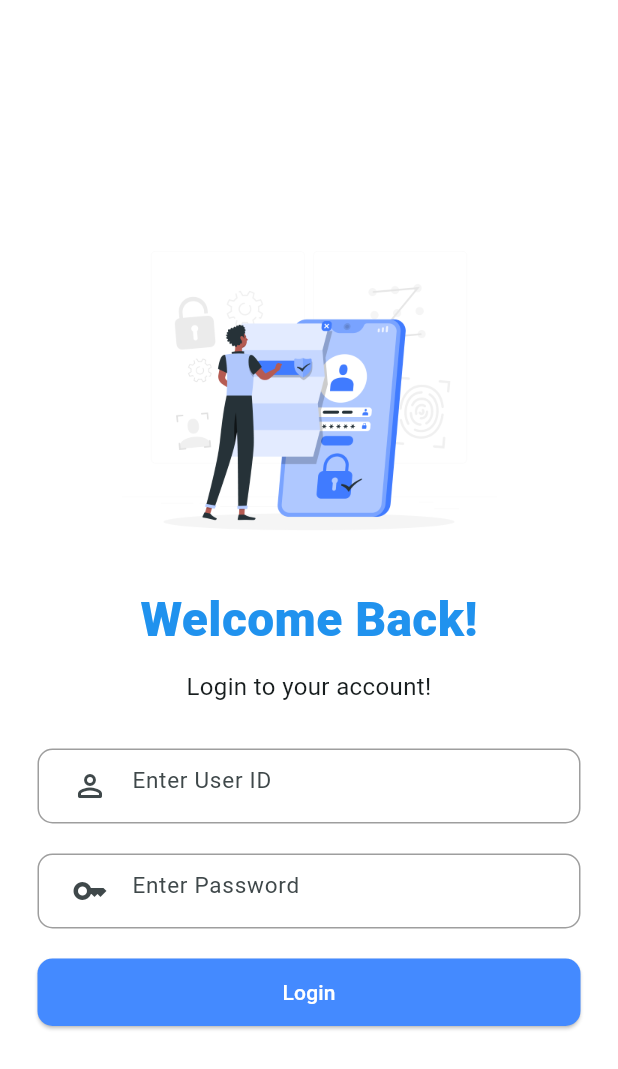
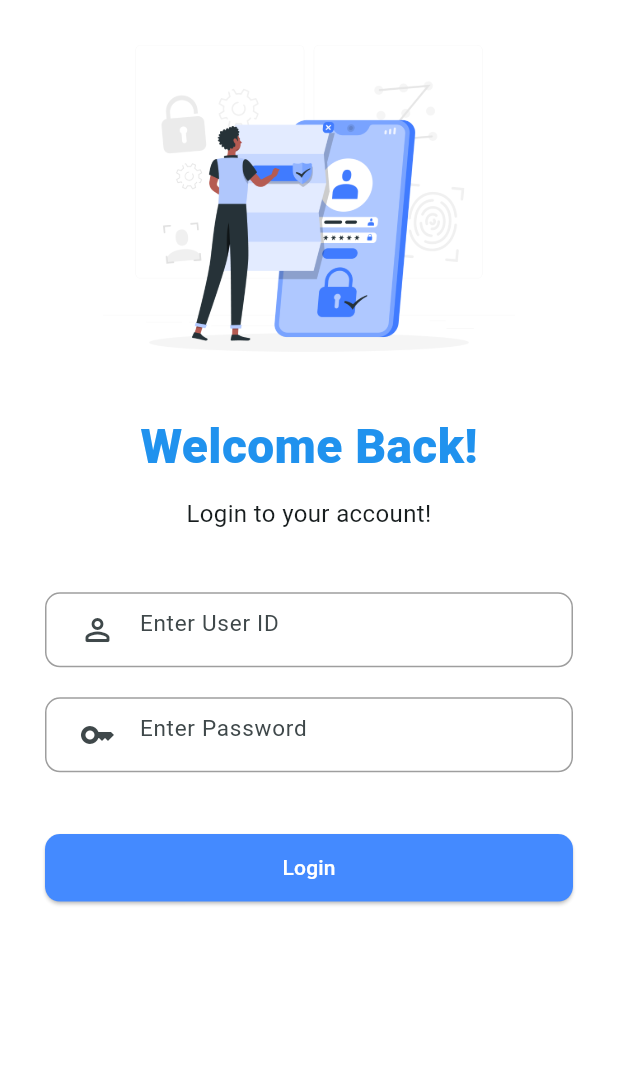
Before and after one commit to pclubiitk/attendance-app, a Flutter app: the screen it shows after launch, after a tap on "Register", on a phone screen of 412 x 824 dp. Shown: the top 1069 px of the screen. Run offline on Flutter 3.47's test engine with Material 3 defaults, Android fonts, the light colour scheme and no system bars; our stand-ins replace get, line_awesome_flutter.

Commit message:
fixed ui bug : content overflowed

```diff
--- a/lib/screens/login_page.dart
+++ b/lib/screens/login_page.dart
@@ -9,6 +9,7 @@ class LoginPage extends StatefulWidget {
 }
 
 class _LoginPageState extends State<LoginPage> {
+  var size,height,width;
   TextEditingController userIdController = TextEditingController();
   TextEditingController passwordController = TextEditingController();
 
@@ -19,20 +20,23 @@ class _LoginPageState extends State<LoginPage> {
 
   @override
   Widget build(BuildContext context) {
+     // getting the size of the window
+    size = MediaQuery.of(context).size;
+    height = size.height;
+    width = size.width;
     return Scaffold(
-      backgroundColor: Color.fromARGB(255, 255, 255, 255),
+      backgroundColor:const Color.fromARGB(255, 255, 255, 255),
       body: SafeArea(
-        child: Container(
-          margin: const EdgeInsets.only(left: 25, right: 25 ),
-          alignment: Alignment.center,
-          child: SingleChildScrollView(
+        child: SingleChildScrollView(
+          child: Padding(
+            padding: const EdgeInsets.symmetric(horizontal: 30),
             child: Column(
               mainAxisAlignment: MainAxisAlignment.center,
               children: [
                 Image.asset(
                   'assets/Privacy policy-rafiki.png',
-                  width: 250,
-                  height: 250,
+                 width: double.infinity,
+                  height: height/3,
                 ),
                 // const SizedBox(
                 //   height: 25,
@@ -54,8 +58,8 @@ class _LoginPageState extends State<LoginPage> {
                   ),
                   textAlign: TextAlign.center,
                 ),
-                const SizedBox(
-                  height: 30,
+                 SizedBox(
+                  height: height/20,
                 ),
                 Container(
                   // height: 55,
@@ -125,8 +129,8 @@ class _LoginPageState extends State<LoginPage> {
                   ),
                 ),
 
-                const SizedBox(
-                  height: 20,
+                 SizedBox(
+                  height: height/20 ,
                 ),
                 SizedBox(
                   width: double.infinity,
--- a/lib/screens/registration.dart
+++ b/lib/screens/registration.dart
@@ -13,6 +13,7 @@ class RegistrationPage extends StatefulWidget {
 
 class RegistrationPageState extends State<RegistrationPage>{
   // final GlobalKey<FormState> _formKey = GlobalKey<FormState>();
+  var size,height,width;
   final TextEditingController _nameController = TextEditingController();
   final TextEditingController _ageController = TextEditingController();
   final TextEditingController _positionController = TextEditingController();
@@ -35,25 +36,23 @@ class RegistrationPageState extends State<RegistrationPage>{
 
   @override
   Widget build(BuildContext context) {
+    size = MediaQuery.of(context).size;
+    height = size.height;
+    width = size.width;
     return Scaffold(
       backgroundColor: Colors.white,
-      // appBar: AppBar(
-      //   title: const Text(
-      //     'Registration',
-      //     style: TextStyle(color: Colors.white),
-      //   ),
-      //   backgroundColor: Colors.grey[850],
-      // ),
       body:
-          Padding(
+          SafeArea(
+            child: Padding(
               padding: const EdgeInsets.symmetric(horizontal: 30,),
+              child: SingleChildScrollView(
                 child: Column(
                   mainAxisAlignment: MainAxisAlignment.center,
                   crossAxisAlignment: CrossAxisAlignment.center,
                   children: [
                     Image.asset(
                       "assets/Police car-rafiki.png",
-                  height: 250,
+                      height: height/3,
                       width: double.infinity,
                     ),
                     const Text("Register Here!",
@@ -68,8 +67,8 @@ class RegistrationPageState extends State<RegistrationPage>{
                       height: 8,
                     ),
                     const Text("Register Now for Our Facial Attendance App"),
-                const SizedBox(
-                  height: 40,
+                     SizedBox(
+                      height: height/30,
                     ),
                     Container(
                       decoration: BoxDecoration(
@@ -154,21 +153,6 @@ class RegistrationPageState extends State<RegistrationPage>{
                     const SizedBox(
                       height: 20,
                     ),
-                // Container(
-                //   decoration: BoxDecoration(
-                //       border: Border.all(
-                //         color: Colors.black12,
-                //       ),
-                //       color: Colors.grey[100],
-                //       borderRadius:
-                //           const BorderRadius.all(Radius.circular(10))),
-                //   child: const TextField(
-                //     decoration: InputDecoration(
-                //         border: InputBorder.none,
-                //         hintText: 'Position',
-                //         contentPadding: EdgeInsets.all(10)),
-                //   ),
-                // ),
                     const SizedBox(
                       height: 40,
                     ),
@@ -275,6 +259,8 @@ class RegistrationPageState extends State<RegistrationPage>{
                   ],
                 ),
               ),
+            ),
+          ),
     );
   }
 }
```
Lines whose indentation alone changed are shown as unchanged.
